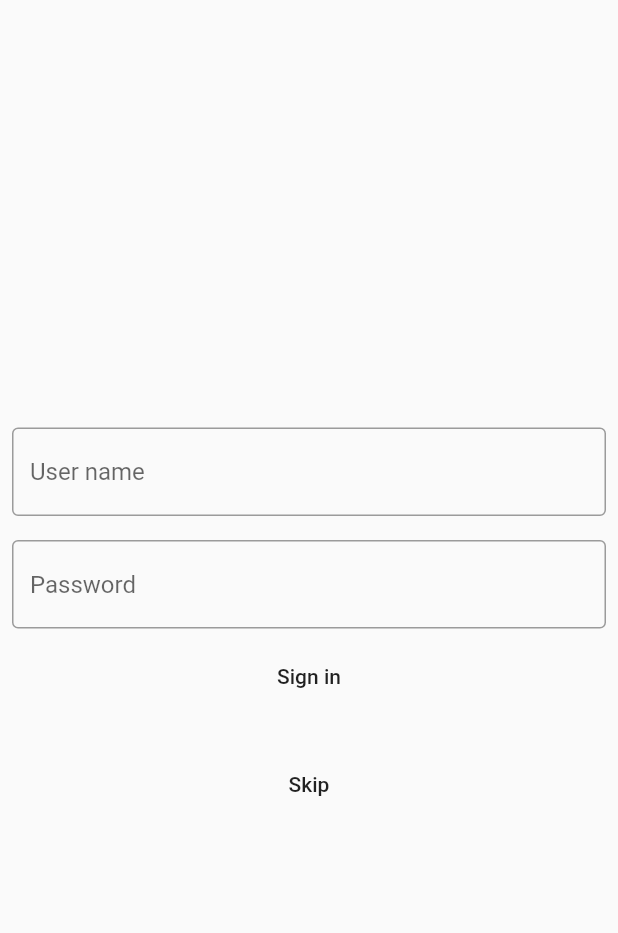
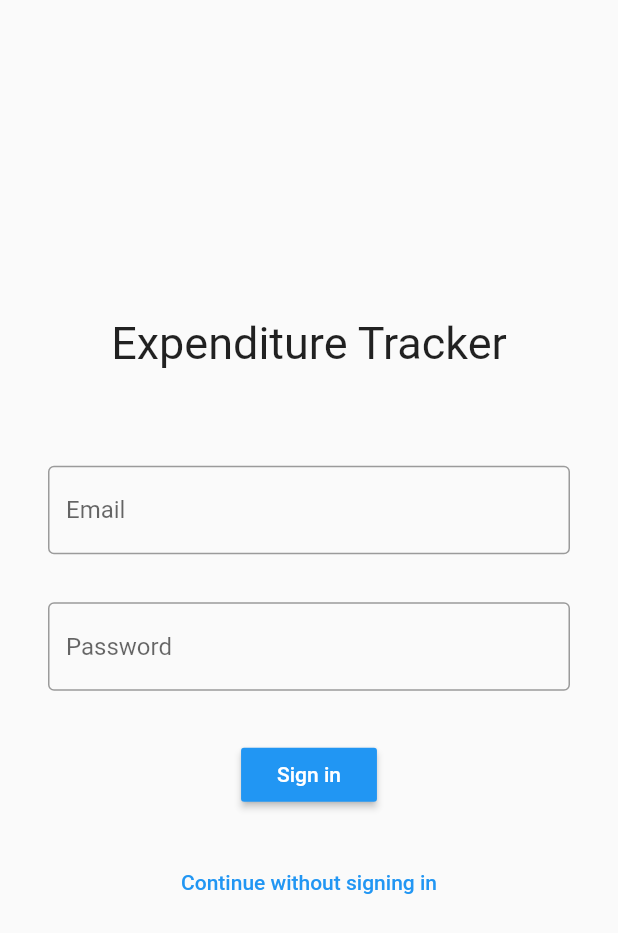
Before and after one commit to Jaween/expenditure-tracker, a Flutter app: the screen it shows after launch, on a phone screen of 412 x 824 dp. Shown: the top 933 px of the screen. Run offline on Flutter 3.47's test engine with Material 2 defaults, Android fonts, the phone set to English and light mode, and no system bars; our stand-ins replace cloud_firestore, firebase_auth, rxdart; accounts and stored records are empty.

Commit message:
UI improvements

```diff
--- a/lib/sign_in_screen.dart
+++ b/lib/sign_in_screen.dart
@@ -15,16 +15,25 @@ class SignInScreen extends StatelessWidget {
         mainAxisAlignment: MainAxisAlignment.center,
         children: <Widget>[
           Padding(
-            padding: const EdgeInsets.all(8.0),
+            padding: const EdgeInsets.only(bottom: 64.0),
+            child: Text(
+              "Expenditure Tracker",
+              style: TextStyle(
+                fontSize: 30
+              ),
+            ),
+          ),
+          Padding(
+            padding: EdgeInsets.only(left: 32.0, bottom: 32.0, right: 32.0),
             child: TextField(
               decoration: InputDecoration(
                 border: OutlineInputBorder(),
-                hintText: "User name"
+                hintText: "Email"
               )
             ),
           ),
           Padding(
-            padding: const EdgeInsets.all(8.0),
+            padding: EdgeInsets.only(left: 32.0, bottom: 32.0, right: 32.0),
             child: TextField(
               decoration: InputDecoration(
                 border: OutlineInputBorder(),
@@ -32,19 +41,22 @@ class SignInScreen extends StatelessWidget {
               )
             ),
           ),
-          MaterialButton(
+          RaisedButton(
+            textTheme: ButtonTextTheme.primary,
+            color: Theme.of(context).accentColor,
             onPressed: () {},
             child: Text("Sign in"),
           ),
           Padding(
             padding: const EdgeInsets.only(top: 24.0),
             child: FlatButton(
+              textTheme: ButtonTextTheme.accent,
               onPressed: () async {
                 var user = await _signIn.signInAnonymously();
                 print("User name is ${user.displayName}, id is ${user.userId}, anon? ${user.isAnonymous}");
                 Navigator.of(context).pushNamed('/purchase-list');
               },
-              child: Text("Skip"),
+              child: Text("Continue without signing in"),
             ),
           )
         ],
```
